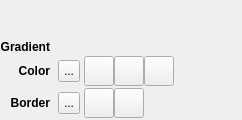
First picture: the form in objectwheel/codeeditor/qmleditor/qmleditorwidgets/contextpanewidgetrectangle.ui, repository objectwheel/objectwheel, before the edit.
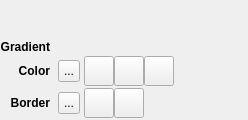
Second picture: the form after the edit. Icons and pictures are not drawn. Custom widgets are drawn as their Qt base class.

What changed in the file:
```diff
--- a/objectwheel/codeeditor/qmleditor/qmleditorwidgets/contextpanewidgetrectangle.ui
+++ b/objectwheel/codeeditor/qmleditor/qmleditorwidgets/contextpanewidgetrectangle.ui
@@ -6,7 +6,7 @@
    <rect>
     <x>0</x>
     <y>0</y>
-    <width>241</width>
+    <width>248</width>
     <height>120</height>
    </rect>
   </property>
```
Left out of the diff: 56 changed lines with no effect on the pictures.
